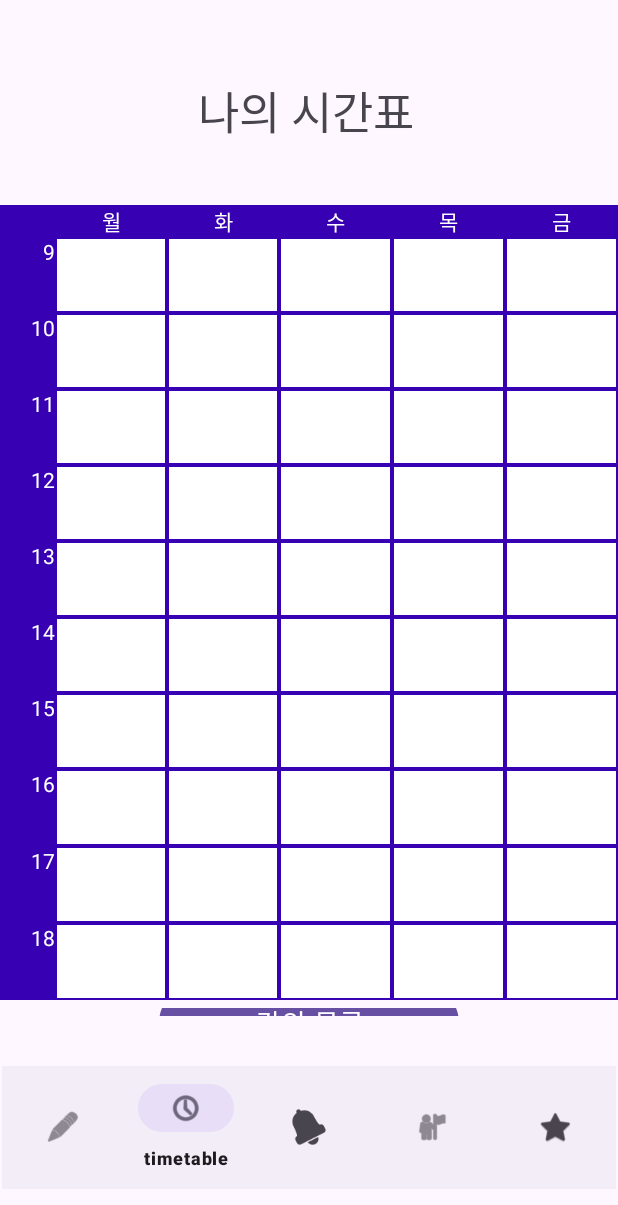
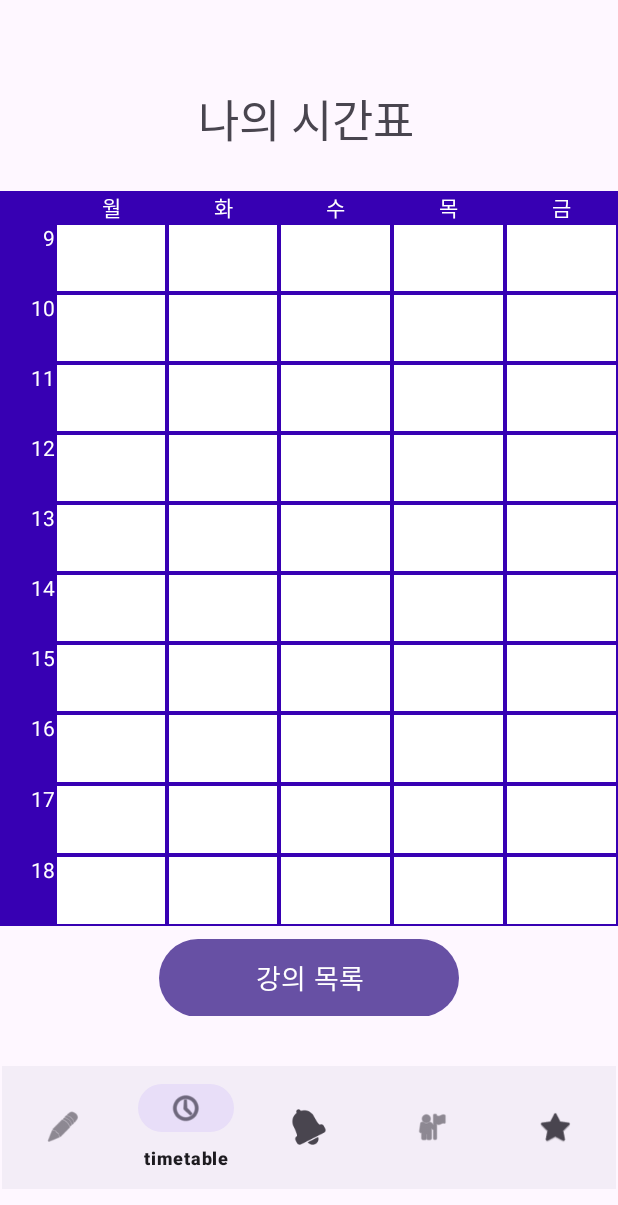
Before and after one commit to mcy0325/ForestLearning, an Android app: the TimetableFragment screen opened through its navigation route, on a phone screen of 412 x 824 dp. Shown: the top 1205 px of the screen. Run offline under Robolectric (Android 15) with nearby library versions, the light colour scheme and no system bars; our stand-ins replace navigation-ui.

Commit message:
timetable modify3

```diff
--- a/app/src/main/java/com/example/forestlearning/TimetableFragment.kt
+++ b/app/src/main/java/com/example/forestlearning/TimetableFragment.kt
@@ -1,10 +1,11 @@
 package com.example.forestlearning
 
 import android.os.Bundle
+import androidx.fragment.app.Fragment
 import android.view.LayoutInflater
 import android.view.View
 import android.view.ViewGroup
-import androidx.fragment.app.Fragment
+import androidx.navigation.fragment.findNavController
 import com.example.forestlearning.databinding.FragmentTimetableBinding
 
 class TimetableFragment : Fragment() {
@@ -17,23 +18,24 @@ class TimetableFragment : Fragment() {
         savedInstanceState: Bundle?
     ): View? {
         _binding = FragmentTimetableBinding.inflate(inflater, container, false)
-        val view = binding.root
+        return binding.root
+    }
 
-        val courseBtn = binding.courseButton
+    override fun onViewCreated(view: View, savedInstanceState: Bundle?) {
+        super.onViewCreated(view, savedInstanceState)
 
-        courseBtn.setOnClickListener {
-            // 프래그먼트 전환 코드
-            val fragmentTransaction = parentFragmentManager.beginTransaction()
-            fragmentTransaction.replace(R.id.frameTimetable, CourseFragment())
-            fragmentTransaction.addToBackStack(null)
-            fragmentTransaction.commit()
+
+        binding.courseButton.setOnClickListener {
+            findNavController().navigate(R.id.action_timetableFragment_to_courseFragment)
         }
 
-        return view
+        // navigation 폴더 안에 있는 nav_main.xml에서 action을 만들기
+        // action = fragment와 fragment 끼리 연결
     }
 
     override fun onDestroyView() {
         super.onDestroyView()
         _binding = null
     }
+
 }
--- a/app/src/main/res/layout/fragment_timetable.xml
+++ b/app/src/main/res/layout/fragment_timetable.xml
@@ -2,7 +2,7 @@
 <LinearLayout xmlns:android="http://schemas.android.com/apk/res/android"
     xmlns:app="http://schemas.android.com/apk/res-auto"
     xmlns:tools="http://schemas.android.com/tools"
-    android:id="@+id/frameTimetable"
+    android:id="@+id/TimetableLayout"
     android:layout_width="match_parent"
     android:layout_height="match_parent"
     android:orientation="vertical"
@@ -20,11 +20,11 @@
             android:layout_width="wrap_content"
             android:layout_height="wrap_content"
             android:layout_marginStart="132dp"
-            android:layout_marginTop="20dp"
+            android:layout_marginTop="25dp"
             android:layout_marginEnd="132dp"
-            android:layout_marginBottom="40dp"
+            android:layout_marginBottom="25dp"
             android:text="나의 시간표"
-            android:textSize="30dp"
+            android:textSize="30sp"
             app:layout_constraintBottom_toBottomOf="parent"
             app:layout_constraintEnd_toEndOf="parent"
             app:layout_constraintHorizontal_bias="0.0"
@@ -35,7 +35,7 @@
 
     <FrameLayout
         android:layout_width="match_parent"
-        android:layout_height="530dp">
+        android:layout_height="490dp">
 
         <TableLayout
             android:layout_width="match_parent"
@@ -798,15 +798,15 @@
         android:layout_marginTop="5dp">
 
         <Button
-            android:id="@+id/course_button"
+            android:id="@+id/courseButton"
             android:layout_width="200dp"
             android:layout_height="60dp"
             android:layout_marginStart="105dp"
-            android:layout_marginTop="13dp"
+            android:layout_marginTop="3dp"
             android:layout_marginEnd="106dp"
             android:layout_weight="1"
             android:text="강의 목록"
-            android:textSize="18dp"
+            android:textSize="18sp"
             app:layout_constraintBottom_toBottomOf="parent"
             app:layout_constraintEnd_toEndOf="parent"
             app:layout_constraintStart_toStartOf="parent"
--- a/app/src/main/res/menu/menu_top2.xml
+++ b/app/src/main/res/menu/menu_top2.xml
@@ -7,7 +7,7 @@
         android:icon="@android:drawable/ic_menu_edit"
         android:title="todolist" />
     <item
-        android:id="@+id/timetableFragment2"
+        android:id="@+id/timetableFragment"
         android:icon="@android:drawable/ic_menu_recent_history"
         android:title="timetable" />
     <item
--- a/app/src/main/res/navigation/nav_main.xml
+++ b/app/src/main/res/navigation/nav_main.xml
@@ -24,7 +24,7 @@
             app:destination="@id/studytimeFragment" />
         <action
             android:id="@+id/action_calendarFragment_to_timetableFragment2"
-            app:destination="@id/timetableFragment2" />
+            app:destination="@id/timetableFragment" />
     </fragment>
     <fragment
         android:id="@+id/fruitshowFragment"
@@ -47,8 +47,17 @@
         android:label="fragment_todaytree"
         tools:layout="@layout/fragment_todaytree" />
     <fragment
-        android:id="@+id/timetableFragment2"
+        android:id="@+id/timetableFragment"
         android:name="com.example.forestlearning.TimetableFragment"
         android:label="fragment_timetable"
-        tools:layout="@layout/fragment_timetable" />
+        tools:layout="@layout/fragment_timetable" >
+        <action
+            android:id="@+id/action_timetableFragment_to_courseFragment"
+            app:destination="@id/courseFragment" />
+    </fragment>
+    <fragment
+        android:id="@+id/courseFragment"
+        android:name="com.example.forestlearning.CourseFragment"
+        android:label="fragment_course"
+        tools:layout="@layout/fragment_course" />
 </navigation>
```
Also changed, not shown: app/src/main/java/com/example/forestlearning/CourseFragment.kt (+58 -3 lines), app/src/main/res/layout/fragment_course.xml (+43 -41 lines), app/src/main/res/values/arrays.xml (deleted, +0 -23 lines), app/src/main/res/values/informations.xml (added, +36 -0 lines).
